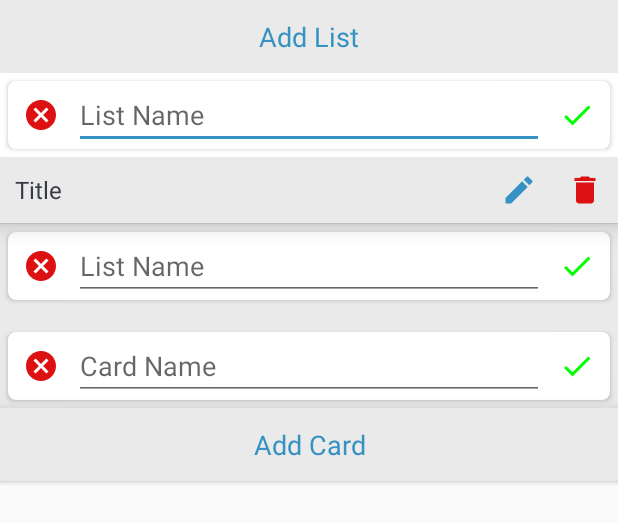
After one commit to manishpandeyvp/Projemanag, an Android app: the layout item_task.xml on its own in the app's theme, with its tools: preview values and no code run, on a phone screen of 412 x 824 dp. The commit adds this screen. Shown: the top 523 px of the screen. Run offline under Robolectric (Android 15) with nearby library versions, the phone set to English and light mode, and no system bars.

Commit message:
45th Commit

```diff
--- /dev/null
+++ b/app/src/main/res/drawable/ic_cancel.xml
@@ -0,0 +1,5 @@
+<vector android:height="24dp" android:tint="#DD1111"
+    android:viewportHeight="24.0" android:viewportWidth="24.0"
+    android:width="24dp" xmlns:android="http://schemas.android.com/apk/res/android">
+    <path android:fillColor="#FF000000" android:pathData="M12,2C6.47,2 2,6.47 2,12s4.47,10 10,10 10,-4.47 10,-10S17.53,2 12,2zM17,15.59L15.59,17 12,13.41 8.41,17 7,15.59 10.59,12 7,8.41 8.41,7 12,10.59 15.59,7 17,8.41 13.41,12 17,15.59z"/>
+</vector>
--- /dev/null
+++ b/app/src/main/res/drawable/ic_delete.xml
@@ -0,0 +1,5 @@
+<vector android:height="24dp" android:tint="#DD1111"
+    android:viewportHeight="24.0" android:viewportWidth="24.0"
+    android:width="24dp" xmlns:android="http://schemas.android.com/apk/res/android">
+    <path android:fillColor="#FF000000" android:pathData="M6,19c0,1.1 0.9,2 2,2h8c1.1,0 2,-0.9 2,-2V7H6v12zM19,4h-3.5l-1,-1h-5l-1,1H5v2h14V4z"/>
+</vector>
--- /dev/null
+++ b/app/src/main/res/drawable/ic_done.xml
@@ -0,0 +1,5 @@
+<vector android:height="24dp" android:tint="#00FF00"
+    android:viewportHeight="24.0" android:viewportWidth="24.0"
+    android:width="24dp" xmlns:android="http://schemas.android.com/apk/res/android">
+    <path android:fillColor="#FF000000" android:pathData="M9,16.2L4.8,12l-1.4,1.4L9,19 21,7l-1.4,-1.4L9,16.2z"/>
+</vector>
--- /dev/null
+++ b/app/src/main/res/drawable/ic_edit.xml
@@ -0,0 +1,5 @@
+<vector android:height="24dp" android:tint="#3692C2"
+    android:viewportHeight="24.0" android:viewportWidth="24.0"
+    android:width="24dp" xmlns:android="http://schemas.android.com/apk/res/android">
+    <path android:fillColor="#FF3692C2" android:pathData="M3,17.25V21h3.75L17.81,9.94l-3.75,-3.75L3,17.25zM20.71,7.04c0.39,-0.39 0.39,-1.02 0,-1.41l-2.34,-2.34c-0.39,-0.39 -1.02,-0.39 -1.41,0l-1.83,1.83 3.75,3.75 1.83,-1.83z"/>
+</vector>
--- /dev/null
+++ b/app/src/main/res/layout/item_task.xml
@@ -0,0 +1,243 @@
+<?xml version="1.0" encoding="utf-8"?>
+<androidx.cardview.widget.CardView xmlns:android="http://schemas.android.com/apk/res/android"
+    xmlns:app="http://schemas.android.com/apk/res-auto"
+    xmlns:tools="http://schemas.android.com/tools"
+    android:layout_width="match_parent"
+    android:layout_height="wrap_content"
+    android:elevation="@dimen/task_item_cv_elevation"
+    android:orientation="vertical">
+
+    <LinearLayout
+        android:layout_width="match_parent"
+        android:layout_height="wrap_content"
+        android:orientation="vertical">
+
+        <TextView
+            android:id="@+id/tv_add_task_list"
+            android:layout_width="match_parent"
+            android:layout_height="wrap_content"
+            android:background="@color/task_list_action_color"
+            android:foreground="?attr/selectableItemBackground"
+            android:gravity="center"
+            android:padding="@dimen/task_item_add_item_text_padding"
+            android:text="@string/action_add_list"
+            android:textColor="@color/colorAccent"
+            android:textSize="@dimen/task_item_add_item_text_size"
+            android:visibility="gone"
+            tools:visibility="visible" />
+
+        <androidx.cardview.widget.CardView
+            android:id="@+id/cv_add_task_list_name"
+            android:layout_width="match_parent"
+            android:layout_height="wrap_content"
+            android:layout_margin="@dimen/task_item_cv_margin"
+            android:elevation="@dimen/task_item_cv_elevation"
+            android:visibility="gone"
+            app:cardCornerRadius="@dimen/task_item_cv_corner_radius"
+            tools:visibility="visible">
+
+            <LinearLayout
+                android:layout_width="match_parent"
+                android:layout_height="wrap_content"
+                android:gravity="center"
+                android:orientation="horizontal">
+
+                <ImageButton
+                    android:id="@+id/ib_close_list_name"
+                    android:layout_width="wrap_content"
+                    android:layout_height="wrap_content"
+                    android:background="?attr/selectableItemBackground"
+                    android:contentDescription="@string/image_contentDescription"
+                    android:padding="@dimen/task_item_image_buttons_padding"
+                    android:src="@drawable/ic_cancel" />
+
+                <EditText
+                    android:id="@+id/et_task_list_name"
+                    android:layout_width="0dp"
+                    android:layout_height="wrap_content"
+                    android:layout_weight="1"
+                    android:autofillHints="@string/hint_list_name"
+                    android:hint="@string/hint_list_name"
+                    android:imeOptions="actionDone"
+                    android:inputType="text" />
+
+                <ImageButton
+                    android:id="@+id/ib_done_list_name"
+                    android:layout_width="wrap_content"
+                    android:layout_height="wrap_content"
+                    android:background="?attr/selectableItemBackground"
+                    android:contentDescription="@string/image_contentDescription"
+                    android:padding="@dimen/task_item_image_buttons_padding"
+                    android:src="@drawable/ic_done" />
+            </LinearLayout>
+        </androidx.cardview.widget.CardView>
+
+        <LinearLayout
+            android:id="@+id/ll_task_item"
+            android:layout_width="match_parent"
+            android:layout_height="wrap_content"
+            android:background="@color/task_list_action_color"
+            android:gravity="center_vertical"
+            android:orientation="vertical"
+            android:visibility="gone"
+            tools:visibility="visible">
+
+            <LinearLayout
+                android:id="@+id/ll_title_view"
+                android:layout_width="match_parent"
+                android:layout_height="wrap_content"
+                android:background="@color/task_list_title_view_bg_color"
+                android:elevation="@dimen/task_item_title_view_elevation"
+                android:gravity="center"
+                android:orientation="horizontal"
+                android:visibility="visible"
+                tools:visibility="visible">
+
+                <TextView
+                    android:id="@+id/tv_task_list_title"
+                    android:layout_width="0dp"
+                    android:layout_height="wrap_content"
+                    android:layout_weight="1"
+                    android:padding="@dimen/task_item_title_text_padding"
+                    android:textColor="@color/primaryTextColor"
+                    android:textSize="@dimen/task_item_title_text_size"
+                    tools:text="Title" />
+
+                <ImageButton
+                    android:id="@+id/ib_edit_list_name"
+                    android:layout_width="wrap_content"
+                    android:layout_height="wrap_content"
+                    android:background="?attr/selectableItemBackground"
+                    android:contentDescription="@string/image_contentDescription"
+                    android:padding="@dimen/task_item_image_buttons_padding"
+                    android:src="@drawable/ic_edit" />
+
+                <ImageButton
+                    android:id="@+id/ib_delete_list"
+                    android:layout_width="wrap_content"
+                    android:layout_height="wrap_content"
+                    android:background="?attr/selectableItemBackground"
+                    android:contentDescription="@string/image_contentDescription"
+                    android:padding="@dimen/task_item_image_buttons_padding"
+                    android:src="@drawable/ic_delete" />
+            </LinearLayout>
+
+            <View
+                android:layout_width="match_parent"
+                android:layout_height="@dimen/task_item_divider_height"
+                android:background="@color/divider_color" />
+
+            <androidx.cardview.widget.CardView
+                android:id="@+id/cv_edit_task_list_name"
+                android:layout_width="match_parent"
+                android:layout_height="wrap_content"
+                android:layout_margin="@dimen/task_item_cv_margin"
+                android:elevation="@dimen/task_item_cv_elevation"
+                android:visibility="gone"
+                app:cardCornerRadius="@dimen/task_item_cv_corner_radius"
+                tools:visibility="visible">
+
+                <LinearLayout
+                    android:layout_width="match_parent"
+                    android:layout_height="wrap_content"
+                    android:gravity="center"
+                    android:orientation="horizontal">
+
+                    <ImageButton
+                        android:id="@+id/ib_close_editable_view"
+                        android:layout_width="wrap_content"
+                        android:layout_height="wrap_content"
+                        android:background="?attr/selectableItemBackground"
+                        android:contentDescription="@string/image_contentDescription"
+                        android:padding="@dimen/task_item_image_buttons_padding"
+                        android:src="@drawable/ic_cancel" />
+
+                    <EditText
+                        android:id="@+id/et_edit_task_list_name"
+                        android:layout_width="0dp"
+                        android:layout_height="wrap_content"
+                        android:layout_weight="1"
+                        android:autofillHints="@string/hint_list_name"
+                        android:hint="@string/hint_list_name"
+                        android:imeOptions="actionDone"
+                        android:inputType="text" />
+
+                    <ImageButton
+                        android:id="@+id/ib_done_edit_list_name"
+                        android:layout_width="wrap_content"
+                        android:layout_height="wrap_content"
+                        android:background="?attr/selectableItemBackground"
+                        android:contentDescription="@string/image_contentDescription"
+                        android:padding="@dimen/task_item_image_buttons_padding"
+                        android:src="@drawable/ic_done" />
+                </LinearLayout>
+            </androidx.cardview.widget.CardView>
+
+            <androidx.recyclerview.widget.RecyclerView
+                android:id="@+id/rv_card_list"
+                android:layout_width="match_parent"
+                android:layout_height="wrap_content"
+                android:layout_margin="@dimen/task_item_rv_card_list_margin" />
+
+            <androidx.cardview.widget.CardView
+                android:id="@+id/cv_add_card"
+                android:layout_width="match_parent"
+                android:layout_height="wrap_content"
+                android:layout_margin="@dimen/task_item_cv_margin"
+                android:elevation="@dimen/task_item_cv_elevation"
+                android:visibility="gone"
+                app:cardCornerRadius="@dimen/task_item_cv_corner_radius"
+                tools:visibility="visible">
+
+                <LinearLayout
+                    android:layout_width="match_parent"
+                    android:layout_height="wrap_content"
+                    android:gravity="center"
+                    android:orientation="horizontal">
+
+                    <ImageButton
+                        android:id="@+id/ib_close_card_name"
+                        android:layout_width="wrap_content"
+                        android:layout_height="wrap_content"
+                        android:background="?attr/selectableItemBackground"
+                        android:contentDescription="@string/image_contentDescription"
+                        android:padding="@dimen/task_item_image_buttons_padding"
+                        android:src="@drawable/ic_cancel" />
+
+                    <EditText
+                        android:id="@+id/et_card_name"
+                        android:layout_width="0dp"
+                        android:layout_height="wrap_content"
+                        android:layout_weight="1"
+                        android:autofillHints="@string/hint_card_name"
+                        android:hint="@string/hint_card_name"
+                        android:imeOptions="actionDone"
+                        android:inputType="text" />
+
+                    <ImageButton
+                        android:id="@+id/ib_done_card_name"
+                        android:layout_width="wrap_content"
+                        android:layout_height="wrap_content"
+                        android:background="?attr/selectableItemBackground"
+                        android:contentDescription="@string/image_contentDescription"
+                        android:padding="@dimen/task_item_image_buttons_padding"
+                        android:src="@drawable/ic_done" />
+                </LinearLayout>
+            </androidx.cardview.widget.CardView>
+
+            <TextView
+                android:id="@+id/tv_add_card"
+                android:layout_width="match_parent"
+                android:layout_height="wrap_content"
+                android:background="@color/task_list_action_color"
+                android:elevation="@dimen/task_item_add_card_text_elevation"
+                android:foreground="?attr/selectableItemBackground"
+                android:gravity="center"
+                android:padding="@dimen/task_item_add_item_text_padding"
+                android:text="@string/action_add_card"
+                android:textColor="@color/colorAccent"
+                android:textSize="@dimen/task_item_add_item_text_size"
+                tools:visibility="visible" />
+        </LinearLayout>
+    </LinearLayout>
+</androidx.cardview.widget.CardView>
--- a/app/src/main/res/values/colors.xml
+++ b/app/src/main/res/values/colors.xml
@@ -11,5 +11,7 @@
     <color name="snackbar_error_color">#F72000</color>
 
     <color name="divider_color">#D9D9D9</color>
+    <color name="task_list_action_color">#EAEAEA</color>
+    <color name="task_list_title_view_bg_color">#EAEAEA</color>
 
 </resources>
```
